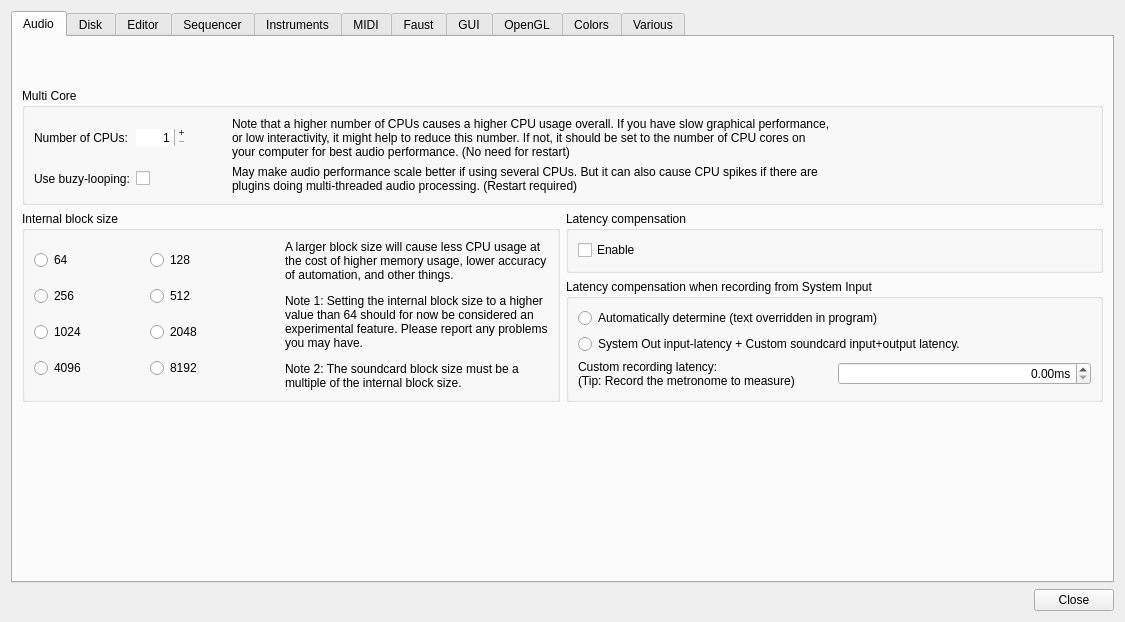
Before: the Qt Designer form Qt/qt4_preferences.ui in kmatheussen/radium, drawn with Qt 5.
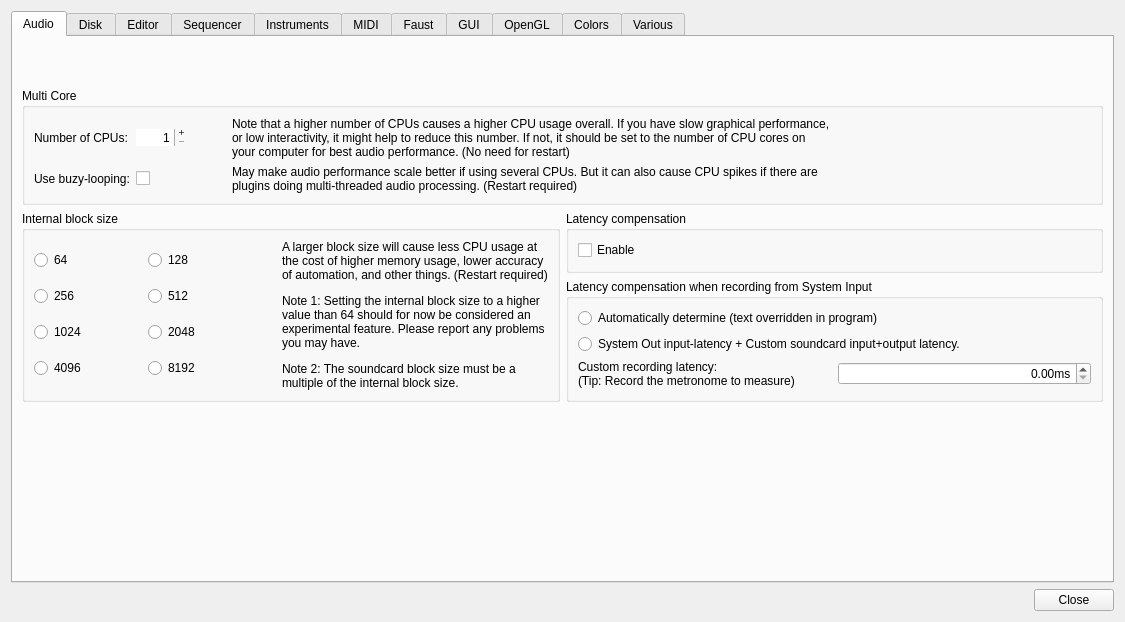
After: the same form once the commit is applied.

Commit message: Audio: Fix memory corruption and program freeze if internal block size is not a multiple of the juce audio device block size / jack block size

```diff
--- a/Qt/qt4_preferences.ui
+++ b/Qt/qt4_preferences.ui
@@ -275,7 +275,7 @@
               <item>
                <widget class="QLabel" name="label_13">
                 <property name="text">
-                 <string>&lt;html&gt;&lt;head/&gt;&lt;body&gt;&lt;p&gt;&lt;span style=&quot; color:#000000;&quot;&gt;A larger block size will cause less CPU usage at the cost of higher memory usage, lower accuracy of automation, and other things. &lt;/span&gt;&lt;/p&gt;&lt;p&gt;&lt;span style=&quot; color:#000000;&quot;&gt;Note 1: Setting the internal block size to a higher value than 64 should for now be considered an experimental feature. Please report any problems you may have. &lt;/span&gt;&lt;/p&gt;&lt;p&gt;&lt;span style=&quot; color:#000000;&quot;&gt;Note 2: The soundcard block size must be a multiple of the internal block size.&lt;/span&gt;&lt;/p&gt;&lt;/body&gt;&lt;/html&gt;</string>
+                 <string>&lt;html&gt;&lt;head/&gt;&lt;body&gt;&lt;p&gt;&lt;span style=&quot; color:#000000;&quot;&gt;A larger block size will cause less CPU usage at the cost of higher memory usage, lower accuracy of automation, and other things. &lt;/span&gt; (Restart required)&lt;/p&gt;&lt;p&gt;&lt;span style=&quot; color:#000000;&quot;&gt;Note 1: Setting the internal block size to a higher value than 64 should for now be considered an experimental feature. Please report any problems you may have. &lt;/span&gt;&lt;/p&gt;&lt;p&gt;&lt;span style=&quot; color:#000000;&quot;&gt;Note 2: The soundcard block size must be a multiple of the internal block size.&lt;/span&gt;&lt;/p&gt;&lt;/body&gt;&lt;/html&gt;</string>
                 </property>
                 <property name="textFormat">
                  <enum>Qt::AutoText</enum>
```
The commit also changes 3 other files.
